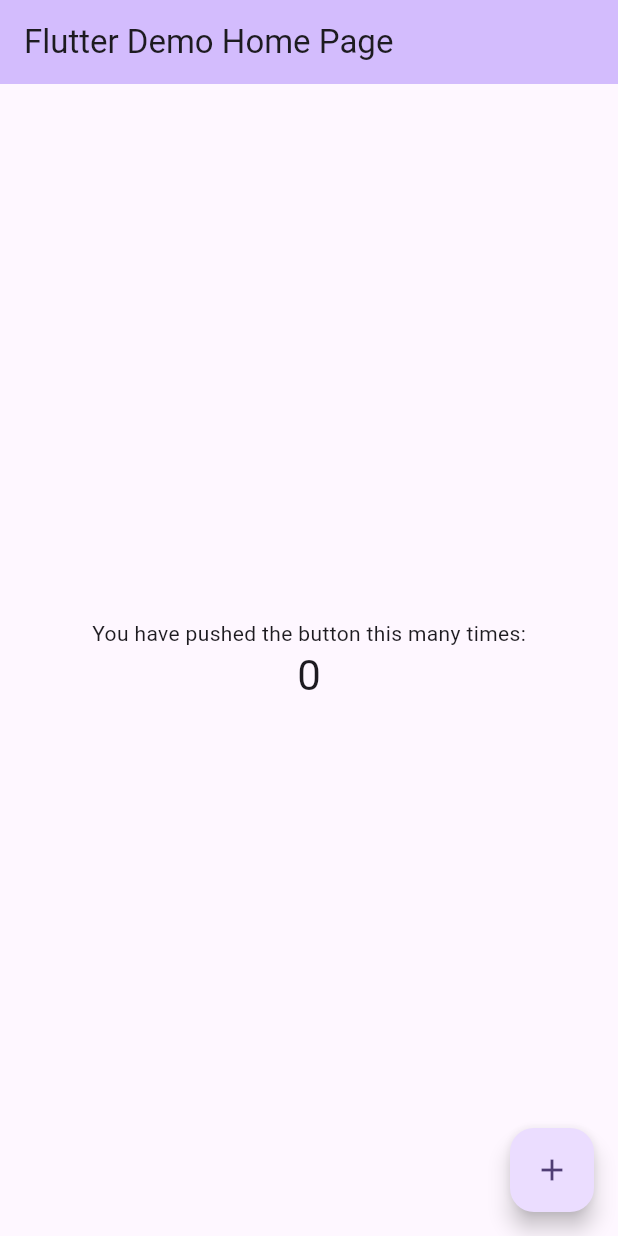
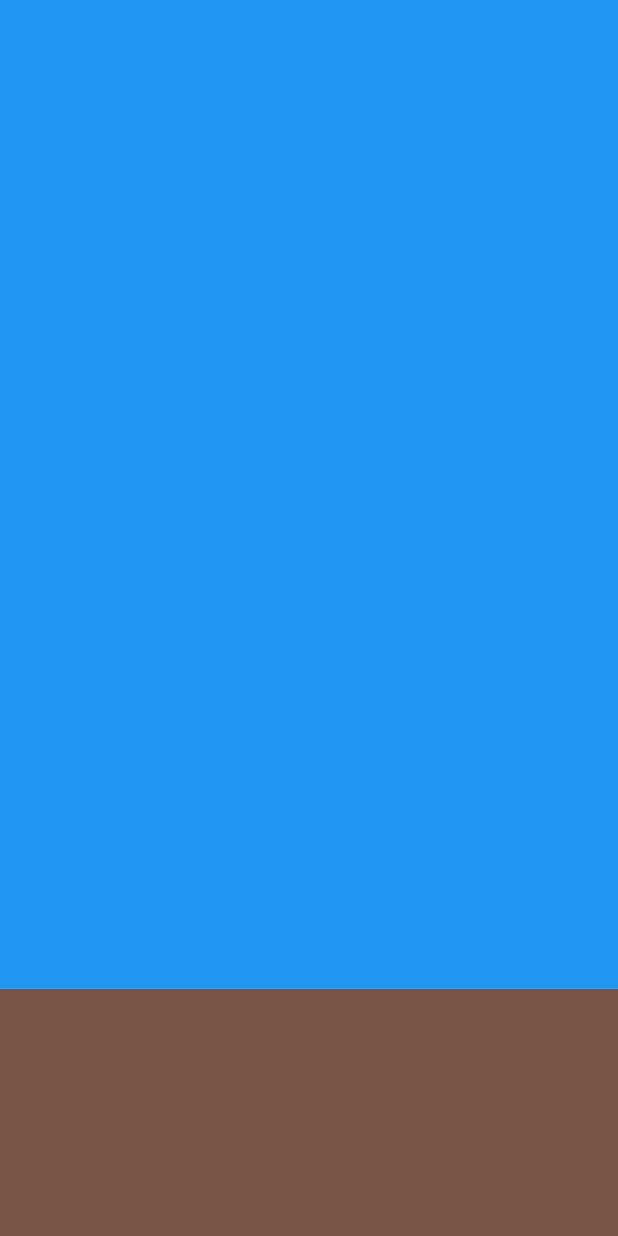
Before and after one commit to Gmoisesq26/super_flutter_bros, a Flutter app: the screen it shows after launch, on a phone screen of 412 x 824 dp. Run offline on Flutter 3.47's test engine with Material 3 defaults, Android fonts, the phone set to English and light mode, and no system bars; our stand-ins replace material_ui.

Commit message:
feat(background): Creating of background

```diff
--- /dev/null
+++ b/lib/homepage.dart
@@ -0,0 +1,21 @@
+import 'package:flutter/material.dart';
+
+class HomePage extends StatefulWidget {
+  @override
+  _HomePageState createState() => _HomePageState();
+}
+
+class _HomePageState extends State<HomePage> {
+  @override
+  Widget build(BuildContext context) {
+    return Scaffold(
+      body: Column(
+        children: [
+          Expanded(flex: 4, child: Container(color: Colors.blue)),
+          Expanded(flex: 1, child: Container(color: Colors.brown)),
+          //5:22
+        ],
+      ),
+    );
+  }
+}
--- a/lib/main.dart
+++ b/lib/main.dart
@@ -1,122 +1,16 @@
 import 'package:material_ui/material_ui.dart';
+
+import 'homepage.dart';
 
 void main() {
   runApp(const MyApp());
 }
 
 class MyApp extends StatelessWidget {
-  const MyApp({super.key});
-
-  // This widget is the root of your application.
-  @override
-  Widget build(BuildContext context) {
-    return MaterialApp(
-      title: 'Flutter Demo',
-      theme: ThemeData(
-        // This is the theme of your application.
-        //
-        // TRY THIS: Try running your application with "flutter run". You'll see
-        // the application has a purple toolbar. Then, without quitting the app,
-        // try changing the seedColor in the colorScheme below to Colors.green
-        // and then invoke "hot reload" (save your changes or press the "hot
-        // reload" button in a Flutter-supported IDE, or press "r" if you used
-        // the command line to start the app).
-        //
-        // Notice that the counter didn't reset back to zero; the application
-        // state is not lost during the reload. To reset the state, use hot
-        // restart instead.
-        //
-        // This works for code too, not just values: Most code changes can be
-        // tested with just a hot reload.
-        colorScheme: .fromSeed(seedColor: Colors.deepPurple),
-      ),
-      home: const MyHomePage(title: 'Flutter Demo Home Page'),
-    );
-  }
-}
-
-class MyHomePage extends StatefulWidget {
-  const MyHomePage({super.key, required this.title});
-
-  // This widget is the home page of your application. It is stateful, meaning
-  // that it has a State object (defined below) that contains fields that affect
-  // how it looks.
-
-  // This class is the configuration for the state. It holds the values (in this
-  // case the title) provided by the parent (in this case the App widget) and
-  // used by the build method of the State. Fields in a Widget subclass are
-  // always marked "final".
-
-  final String title;
-
-  @override
-  State<MyHomePage> createState() => _MyHomePageState();
-}
-
-class _MyHomePageState extends State<MyHomePage> {
-  int _counter = 0;
-
-  void _incrementCounter() {
-    setState(() {
-      // This call to setState tells the Flutter framework that something has
-      // changed in this State, which causes it to rerun the build method below
-      // so that the display can reflect the updated values. If we changed
-      // _counter without calling setState(), then the build method would not be
-      // called again, and so nothing would appear to happen.
-      _counter++;
-    });
-  }
+  const new({super.key});
 
   @override
   Widget build(BuildContext context) {
-    // This method is rerun every time setState is called, for instance as done
-    // by the _incrementCounter method above.
-    //
-    // The Flutter framework has been optimized to make rerunning build methods
-    // fast, so that you can just rebuild anything that needs updating rather
-    // than having to individually change instances of widgets.
-    return Scaffold(
-      appBar: AppBar(
-        // TRY THIS: Try changing the color here to a specific color (to
-        // Colors.amber, perhaps?) and trigger a hot reload to see the AppBar
-        // change color while the other colors stay the same.
-        backgroundColor: Theme.of(context).colorScheme.inversePrimary,
-        // Here we take the value from the MyHomePage object that was created by
-        // the App.build method, and use it to set our appbar title.
-        title: Text(widget.title),
-      ),
-      body: Center(
-        // Center is a layout widget. It takes a single child and positions it
-        // in the middle of the parent.
-        child: Column(
-          // Column is also a layout widget. It takes a list of children and
-          // arranges them vertically. By default, it sizes itself to fit its
-          // children horizontally, and tries to be as tall as its parent.
-          //
-          // Column has various properties to control how it sizes itself and
-          // how it positions its children. Here we use mainAxisAlignment to
-          // center the children vertically; the main axis here is the vertical
-          // axis because Columns are vertical (the cross axis would be
-          // horizontal).
-          //
-          // TRY THIS: Invoke "debug painting" (choose the "Toggle Debug Paint"
-          // action in the IDE, or press "p" in the console), to see the
-          // wireframe for each widget.
-          mainAxisAlignment: .center,
-          children: [
-            const Text('You have pushed the button this many times:'),
-            Text(
-              '$_counter',
-              style: Theme.of(context).textTheme.headlineMedium,
-            ),
-          ],
-        ),
-      ),
-      floatingActionButton: FloatingActionButton(
-        onPressed: _incrementCounter,
-        tooltip: 'Increment',
-        child: const Icon(Icons.add),
-      ),
-    );
+    return MaterialApp(debugShowCheckedModeBanner: false, home: HomePage());
   }
 }
```
